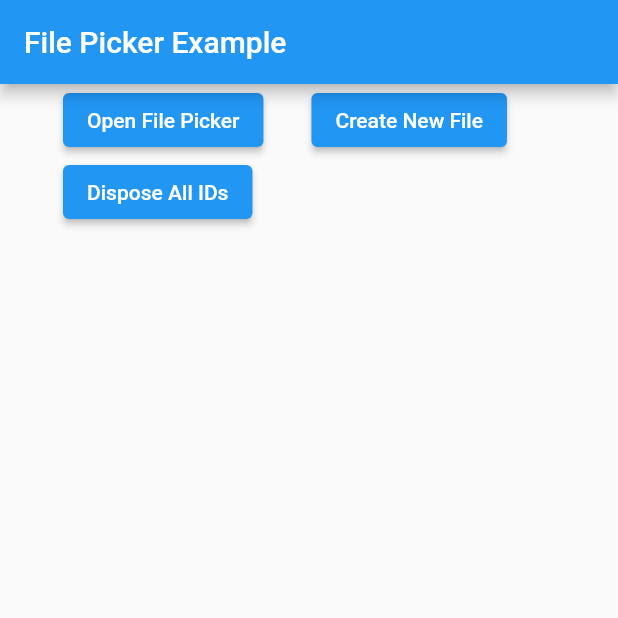
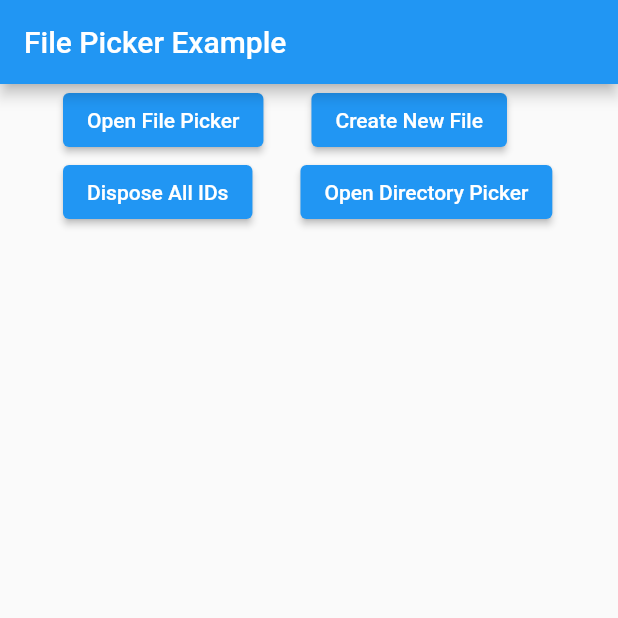
Before and after one commit to hpoul/file_picker_writable, a Flutter app: the screen it shows after launch, on a phone screen of 412 x 824 dp, the top half of it. Run offline on Flutter 3.47's test engine with Material 2 defaults, Android fonts, the phone set to English and light mode, and no system bars; our stand-ins replace convert, synchronized; missing offline and left inert: logging_appenders, simple_json_persistence.

Commit message:
Update example with directory stuff

```diff
--- a/example/lib/main.dart
+++ b/example/lib/main.dart
@@ -22,26 +22,41 @@ Future<void> main() async {
 class AppDataBloc {
   final store = SimpleJsonPersistence.getForTypeWithDefault(
     (json) => AppData.fromJson(json),
-    defaultCreator: () => AppData(files: []),
+    defaultCreator: () => AppData(files: [], directories: []),
   );
 }
 
 class AppData implements HasToJson {
-  AppData({required this.files});
+  AppData({required this.files, required this.directories});
   final List<FileInfo> files;
+  final List<DirectoryInfo> directories;
 
   static AppData fromJson(Map<String, dynamic> json) => AppData(
-      files: (json['files'] as List<dynamic>)
+        files: (json['files'] as List<dynamic>? ?? <dynamic>[])
             .where((dynamic element) => element != null)
             .map((dynamic e) => FileInfo.fromJson(e as Map<String, dynamic>))
-          .toList());
+            .toList(),
+        directories: (json['directories'] as List<dynamic>? ?? <dynamic>[])
+            .where((dynamic element) => element != null)
+            .map((dynamic e) =>
+                DirectoryInfo.fromJson(e as Map<String, dynamic>))
+            .toList(),
+      );
 
   @override
   Map<String, dynamic> toJson() => <String, dynamic>{
         'files': files,
+        'directories': directories,
       };
 
-  AppData copyWith({required List<FileInfo> files}) => AppData(files: files);
+  AppData copyWith({
+    List<FileInfo>? files,
+    List<DirectoryInfo>? directories,
+  }) =>
+      AppData(
+        files: files ?? this.files,
+        directories: directories ?? this.directories,
+      );
 }
 
 class MyApp extends StatefulWidget {
@@ -143,14 +158,25 @@ class _MainScreenState extends State<MainScreen> {
                       child: const Text('Dispose All IDs'),
                       onPressed: FilePickerWritable().disposeAllIdentifiers,
                     ),
+                    const SizedBox(width: 32),
+                    ElevatedButton(
+                      child: const Text('Open Directory Picker'),
+                      onPressed: _openDirectoryPicker,
+                    ),
                   ],
                 ),
-                ...?(!snapshot.hasData
-                    ? null
-                    : snapshot.data!.files.map((fileInfo) => FileInfoDisplay(
-                          fileInfo: fileInfo,
+                if (snapshot.hasData)
+                  for (final fileInfo in snapshot.data!.files)
+                    EntityInfoDisplay(
+                      entityInfo: fileInfo,
                       appDataBloc: _appDataBloc,
-                        ))),
+                    ),
+                if (snapshot.hasData)
+                  for (final directoryInfo in snapshot.data!.directories)
+                    EntityInfoDisplay(
+                      entityInfo: directoryInfo,
+                      appDataBloc: _appDataBloc,
+                    ),
               ],
             ),
           ),
@@ -190,17 +216,29 @@ class _MainScreenState extends State<MainScreen> {
     await _appDataBloc.store
         .save(data.copyWith(files: data.files + [fileInfo]));
   }
+
+  Future<void> _openDirectoryPicker() async {
+    final directoryInfo = await FilePickerWritable().openDirectory();
+    if (directoryInfo == null) {
+      _logger.fine('User cancelled.');
+    } else {
+      _logger.fine('Got picker result: $directoryInfo');
+      final data = await _appDataBloc.store.load();
+      await _appDataBloc.store
+          .save(data.copyWith(directories: data.directories + [directoryInfo]));
+    }
+  }
 }
 
-class FileInfoDisplay extends StatelessWidget {
-  const FileInfoDisplay({
+class EntityInfoDisplay extends StatelessWidget {
+  const EntityInfoDisplay({
     Key? key,
-    required this.fileInfo,
+    required this.entityInfo,
     required this.appDataBloc,
   }) : super(key: key);
 
   final AppDataBloc appDataBloc;
-  final FileInfo fileInfo;
+  final EntityInfo entityInfo;
 
   @override
   Widget build(BuildContext context) {
@@ -213,26 +251,28 @@ class FileInfoDisplay extends StatelessWidget {
           padding: const EdgeInsets.all(16.0),
           child: Column(
             children: <Widget>[
-              const Text('Selected File:'),
+              if (entityInfo is FileInfo) const Text('Selected File:'),
+              if (entityInfo is DirectoryInfo)
+                const Text('Selected Directory:'),
               Text(
-                fileInfo.fileName ?? 'null',
+                entityInfo.fileName ?? 'null',
                 maxLines: 4,
                 overflow: TextOverflow.ellipsis,
                 style: theme.textTheme.caption!.apply(fontSizeFactor: 0.75),
               ),
               Text(
-                fileInfo.identifier,
+                entityInfo.identifier,
                 maxLines: 1,
                 overflow: TextOverflow.ellipsis,
               ),
               Text(
-                'uri:${fileInfo.uri}',
+                'uri:${entityInfo.uri}',
                 style: theme.textTheme.bodyText2!
                     .apply(fontSizeFactor: 0.7)
                     .copyWith(fontWeight: FontWeight.bold),
               ),
               Text(
-                'fileName: ${fileInfo.fileName}',
+                'fileName: ${entityInfo.fileName}',
                 style: theme.textTheme.bodyText2!
                     .apply(fontSizeFactor: 0.7)
                     .copyWith(fontWeight: FontWeight.bold),
@@ -240,11 +280,12 @@ class FileInfoDisplay extends StatelessWidget {
               ButtonBar(
                 alignment: MainAxisAlignment.end,
                 children: <Widget>[
+                  if (entityInfo is FileInfo) ...[
                     TextButton(
                       onPressed: () async {
                         try {
                           await FilePickerWritable().readFile(
-                            identifier: fileInfo.identifier,
+                              identifier: entityInfo.identifier,
                               reader: (fileInfo, file) async {
                                 await SimpleAlertDialog
                                     .readFileContentsAndShowDialog(
@@ -259,7 +300,7 @@ class FileInfoDisplay extends StatelessWidget {
                     TextButton(
                       onPressed: () async {
                         await FilePickerWritable().writeFile(
-                          identifier: fileInfo.identifier,
+                            identifier: entityInfo.identifier,
                             writer: (file) async {
                               final content =
                                   'New Content written at ${DateTime.now()}.\n\n';
@@ -271,19 +312,38 @@ class FileInfoDisplay extends StatelessWidget {
                       },
                       child: const Text('Overwrite'),
                     ),
+                    TextButton(
+                      onPressed: () async {
+                        final directoryInfo = await FilePickerWritable()
+                            .openDirectory(initialDirUri: entityInfo.uri);
+                        if (directoryInfo != null) {
+                          final data = await appDataBloc.store.load();
+                          await appDataBloc.store.save(data.copyWith(
+                              directories: data.directories + [directoryInfo]));
+                        }
+                      },
+                      child: const Text('Pick dir'),
+                    ),
+                  ],
                   IconButton(
                     onPressed: () async {
                       try {
                         await FilePickerWritable()
-                            .disposeIdentifier(fileInfo.identifier);
+                            .disposeIdentifier(entityInfo.identifier);
                       } on Exception catch (e) {
                         await SimpleAlertDialog.showErrorDialog(e, context);
                       }
                       final appData = await appDataBloc.store.load();
-                      await appDataBloc.store.save(appData.copyWith(
+                      await appDataBloc.store.save(
+                        appData.copyWith(
                           files: appData.files
-                              .where((element) => element != fileInfo)
-                              .toList()));
+                              .where((element) => element != entityInfo)
+                              .toList(),
+                          directories: appData.directories
+                              .where((element) => element != entityInfo)
+                              .toList(),
+                        ),
+                      );
                     },
                     icon: const Icon(Icons.remove_circle_outline),
                   ),
```
Lines whose indentation alone changed are shown as unchanged.
